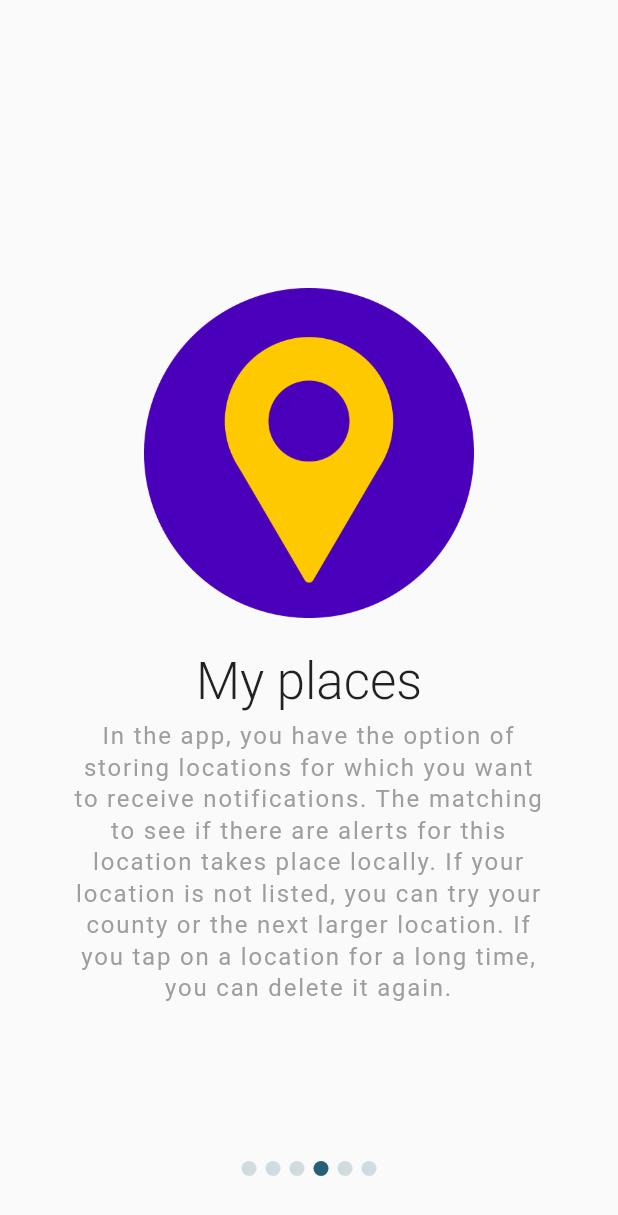
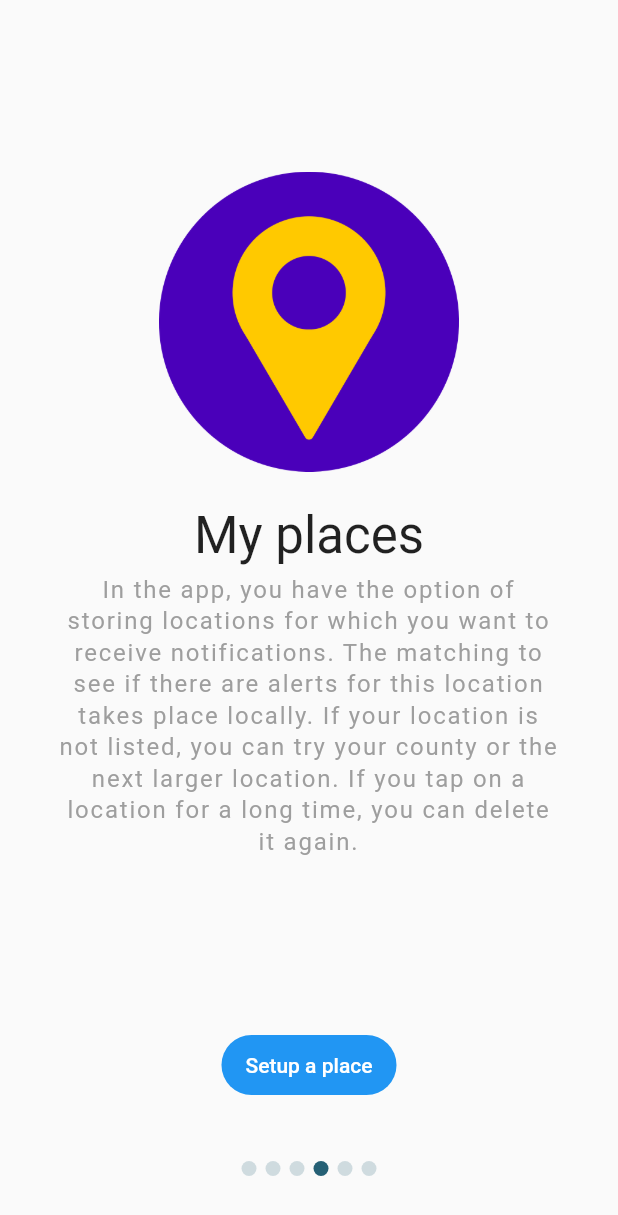
Before and after one commit to nucleus-ffm/foss_warn, a Flutter app: the screen it shows after launch, swiped to page 4, on a phone screen of 412 x 824 dp. Shown: the top 1215 px of the screen. Run offline on Flutter 3.47's test engine with Material 2 defaults, Android fonts, the phone set to English and light mode, and no system bars; our stand-ins replace flutter_local_notifications, rxdart, share_plus, shared_preferences; missing offline and left inert: android_alarm_manager_plus, app_settings, shared_preferences_android; generated files the repository leaves out were written again.

Commit message:
Some work for adding place in intro

```diff
--- a/lib/services/welcomeScreenItems.dart
+++ b/lib/services/welcomeScreenItems.dart
@@ -14,37 +14,38 @@ class WelcomeScreenItem {
   final String? action;
 }
 
-List<WelcomeScreenItem> getWelcomeScreenItems(BuildContext context)  {
-  return
- List.unmodifiable([
+List<WelcomeScreenItem> getWelcomeScreenItems(BuildContext context) {
+  return List.unmodifiable([
     WelcomeScreenItem(
         title: AppLocalizations.of(context).welcome_view_foss_warn_headline,
-      description:
-      AppLocalizations.of(context).welcome_view_foss_warn_text,
+        description: AppLocalizations.of(context).welcome_view_foss_warn_text,
         imagePath: "assets/app_icon.png"),
     WelcomeScreenItem(
         title: AppLocalizations.of(context).welcome_view_important_headline,
-      description:
-      AppLocalizations.of(context).welcome_view_important_text,
+        description: AppLocalizations.of(context).welcome_view_important_text,
         imagePath: "assets/paragraph.png",
         action: "disclaimer"),
     WelcomeScreenItem(
-      title: AppLocalizations.of(context).welcome_view_battery_optimisation_headline,
-      description: AppLocalizations.of(context).welcome_view_battery_optimisation_text,
+        title: AppLocalizations.of(context)
+            .welcome_view_battery_optimisation_headline,
+        description:
+            AppLocalizations.of(context).welcome_view_battery_optimisation_text,
         imagePath: "assets/battery.png",
         action: "batteryOptimization"),
     WelcomeScreenItem(
         title: AppLocalizations.of(context).welcome_view_my_places_headline,
         description: AppLocalizations.of(context).welcome_view_my_places_text,
-      imagePath: "assets/location.png"),
+        imagePath: "assets/location.png",
+        action: "setup"),
     WelcomeScreenItem(
         title: AppLocalizations.of(context).welcome_view_warning_steps_headline,
-      description: AppLocalizations.of(context).welcome_view_warning_steps_text,
+        description:
+            AppLocalizations.of(context).welcome_view_warning_steps_text,
         imagePath: "assets/steps.png"),
     WelcomeScreenItem(
         title: AppLocalizations.of(context).welcome_view_lets_go_headline,
-      description:
-      AppLocalizations.of(context).welcome_view_lets_go_text,
-      imagePath: "assets/check.png")
+        description: AppLocalizations.of(context).welcome_view_lets_go_text,
+        imagePath: "assets/check.png",
+        action: "end")
   ]);
 }
--- a/lib/views/WelcomeView.dart
+++ b/lib/views/WelcomeView.dart
@@ -7,6 +7,7 @@ import 'SettingsView.dart';
 import '../services/saveAndLoadSharedPreferences.dart';
 import '../widgets/dialogs/DisclaimerDialog.dart';
 import '../widgets/dialogs/privacyDialog.dart';
+import 'addMyPlaceView.dart';
 
 class WelcomeView extends StatefulWidget {
   const WelcomeView({Key? key}) : super(key: key);
@@ -16,8 +17,6 @@ class WelcomeView extends StatefulWidget {
 }
 
 class _WelcomeViewState extends State<WelcomeView> with WidgetsBindingObserver {
-  double _currentPage = 0.0;
-  final _pageViewController = new PageController();
   final _platform = const MethodChannel("flutter.native/helper");
   late Future<bool> _batteryOptimizationFuture;
   List<WelcomeScreenItem>? _welcomeScreenItems;
@@ -47,16 +46,9 @@ class _WelcomeViewState extends State<WelcomeView> with WidgetsBindingObserver {
 
   @override
   Widget build(BuildContext context) {
-    _pageViewController.addListener(() {
-      setState(() {
-        _currentPage = _pageViewController.page!;
-      });
-    });
-
-    if(_welcomeScreenItems == null) {
+    if (_welcomeScreenItems == null) {
       _welcomeScreenItems = getWelcomeScreenItems(context);
     }
-    final isLastSlide = _currentPage == _welcomeScreenItems!.length - 1;
 
     return Scaffold(
       body: Container(
@@ -64,79 +56,46 @@ class _WelcomeViewState extends State<WelcomeView> with WidgetsBindingObserver {
           children: [
             PageView.builder(
               scrollDirection: Axis.horizontal,
-              controller: _pageViewController,
               itemCount: _welcomeScreenItems!.length,
-              itemBuilder: (BuildContext context, int index) =>
-                  _buildSlide(index),
-            ),
-            Align(
-                alignment: Alignment.bottomCenter,
-                child: Container(
-                  margin: EdgeInsets.only(top: 70.0),
+              itemBuilder: (BuildContext context, int index) {
+                final WelcomeScreenItem item = _welcomeScreenItems![index];
+                final isLastSlide = index == _welcomeScreenItems!.length - 1;
+
+                return Column(
+                  mainAxisAlignment: MainAxisAlignment.center,
+                  children: [
+                    Expanded(child: _buildSlide(item)),
+                    _buildActionButtons(context, item.action),
+                    isLastSlide
+                        ? SizedBox(height: 90)
+                        : Container(
                             padding: EdgeInsets.symmetric(vertical: 40.0),
-                  child: isLastSlide
-                      ? TextButton(
-                          onPressed: () {
-                            setState(() {
-                              showWelcomeScreen = false;
-                            });
-                            saveSettings();
-
-                            Navigator.pushReplacement(
-                              context,
-                              MaterialPageRoute(
-                                builder: (BuildContext context) =>
-                                    HomeView(),
-                              ),
+                            child: _buildStepsIndicator(index))
+                  ],
                 );
               },
-                          child: Text(
-                            AppLocalizations.of(context).welcome_view_end_button,
-                            style: TextStyle(color: Colors.white),
-                          ),
-                          style: TextButton.styleFrom(
-                              backgroundColor: Colors.blue))
-                      : _buildStepsIndicator(),
-                ))
+            )
           ],
         ),
       ),
     );
   }
 
-  Widget _buildSlide(int index) {
-    WelcomeScreenItem item = _welcomeScreenItems![index];
-
+  Widget _buildSlide(WelcomeScreenItem item) {
     return Container(
         padding: EdgeInsets.symmetric(horizontal: 18.0),
         child: Column(
-          mainAxisSize: MainAxisSize.min,
+          mainAxisAlignment: MainAxisAlignment.center,
           children: [
-            Flexible(
-              flex: 1,
-              fit: FlexFit.tight,
-              child: Image.asset(
-                item.imagePath,
-                fit: BoxFit.fitWidth,
-                width: 220.0,
-                height: 200.0,
-                alignment: Alignment.bottomCenter,
-              ),
-            ),
-            Flexible(
-              flex: 1,
-              fit: FlexFit.tight,
-              child: Padding(
-                padding: EdgeInsets.symmetric(horizontal: 30.0),
-                child: SingleChildScrollView(
+            Image.asset(item.imagePath, width: 220.0, height: 200.0),
+            Padding(
+              padding: EdgeInsets.symmetric(horizontal: 20.0),
               child: Column(
                 children: [
                   Text(item.title,
-                          style: TextStyle(
-                              fontSize: 34.0,
-                              fontWeight: FontWeight.w300,
-                              height: 2.0)),
-                      Text(
+                      style: TextStyle(fontSize: 34.0, height: 2.0)),
+                  SingleChildScrollView(
+                    child: Text(
                       item.description,
                       style: TextStyle(
                           color: Colors.grey,
@@ -145,20 +104,15 @@ class _WelcomeViewState extends State<WelcomeView> with WidgetsBindingObserver {
                           height: 1.3),
                       textAlign: TextAlign.center,
                     ),
-                      SizedBox(
-                        height: 30,
-                      ),
-                      _buildActionButtons(item.action)
+                  )
                 ],
-                  ),
-                ),
               ),
             )
           ],
         ));
   }
 
-  Widget _buildActionButtons(String? action) {
+  Widget _buildActionButtons(BuildContext context, String? action) {
     switch (action) {
       case "batteryOptimization":
         return Row(
@@ -170,32 +124,21 @@ class _WelcomeViewState extends State<WelcomeView> with WidgetsBindingObserver {
                   if (snapshot.connectionState == ConnectionState.done) {
                     if (snapshot.hasData) {
                       final bool batteryOptimizationEnabled = snapshot.data!;
-                      return batteryOptimizationEnabled
-                          ? TextButton(
-                              onPressed: () =>
-                                  _showIgnoreBatteryOptimizationDialog(),
-                              child: Text(
-                                AppLocalizations.of(context).welcome_view_battery_optimisation_action,
+                      return FilledButton.icon(
+                        onPressed: batteryOptimizationEnabled
+                            ? () => _showIgnoreBatteryOptimizationDialog()
+                            : null,
+                        label: Text(
+                          batteryOptimizationEnabled
+                              ? AppLocalizations.of(context)
+                                  .welcome_view_battery_optimisation_action
+                              : AppLocalizations.of(context)
+                                  .welcome_view_battery_optimisation_action_success,
                           style: TextStyle(color: Colors.white),
                         ),
-                              style: TextButton.styleFrom(
-                                  backgroundColor: Colors.blue),
-                            )
-                          : Column(
-                              children: [
-                                Icon(
-                                  Icons.check,
-                                  size: 56,
-                                  color: Colors.green,
-                                ),
-                                Text(AppLocalizations.of(context).welcome_view_battery_optimisation_action_success,
-                                style:  TextStyle(
-                                    color: Colors.grey,
-                                    letterSpacing: 1.2,
-                                    fontSize: 16.0,
-                                    height: 1.3),
-                                )
-                              ],
+                        icon: batteryOptimizationEnabled
+                            ? Icon(Icons.battery_saver)
+                            : Icon(Icons.check),
                       );
                     } else {
                       print(
@@ -207,10 +150,28 @@ class _WelcomeViewState extends State<WelcomeView> with WidgetsBindingObserver {
                 })
           ],
         );
+      case "setup":
+        return Row(
+          mainAxisAlignment: MainAxisAlignment.center,
+          children: [
+            FilledButton(
+              onPressed: () => {
+                Navigator.push(
+                  context,
+                  MaterialPageRoute(builder: (context) => AddMyPlaceView()),
+                )
+              },
+              child: Text(
+                "Setup a place",
+                style: TextStyle(color: Colors.white),
+              ),
+            )
+          ],
+        );
       case "disclaimer":
         return Column(
           children: [
-            TextButton(
+            FilledButton(
               onPressed: () {
                 showDialog(
                   context: navigatorKey.currentContext!,
@@ -221,9 +182,8 @@ class _WelcomeViewState extends State<WelcomeView> with WidgetsBindingObserver {
                 AppLocalizations.of(context).about_disclaimer,
                 style: TextStyle(color: Colors.white),
               ),
-              style: TextButton.styleFrom(backgroundColor: Colors.blue),
             ),
-            TextButton(
+            FilledButton(
                 onPressed: () {
                   showDialog(
                     context: navigatorKey.currentContext!,
@@ -233,17 +193,34 @@ class _WelcomeViewState extends State<WelcomeView> with WidgetsBindingObserver {
                 child: Text(
                   AppLocalizations.of(context).about_privacy,
                   style: TextStyle(color: Colors.white),
-              ),
-              style: TextButton.styleFrom(backgroundColor: Colors.blue),
-            ),
+                )),
           ],
         );
+      case "end":
+        return FilledButton(
+            onPressed: () {
+              setState(() {
+                showWelcomeScreen = false;
+              });
+              saveSettings();
+
+              Navigator.pushReplacement(
+                context,
+                MaterialPageRoute(
+                  builder: (BuildContext context) => HomeView(),
+                ),
+              );
+            },
+            child: Text(
+              AppLocalizations.of(context).welcome_view_end_button,
+              style: TextStyle(color: Colors.white),
+            ));
       default:
-        return SizedBox(height: 50);
+        return SizedBox(height: 80);
     }
   }
 
-  Widget _buildStepsIndicator() {
+  Widget _buildStepsIndicator(int currentPage) {
     return Row(
       mainAxisAlignment: MainAxisAlignment.center,
       children: List.generate(
@@ -253,7 +230,7 @@ class _WelcomeViewState extends State<WelcomeView> with WidgetsBindingObserver {
                 height: 10.0,
                 width: 10.0,
                 decoration: BoxDecoration(
-                    color: _currentPage.round() == index
+                    color: currentPage.round() == index
                         ? Color(0XFF256075)
                         : Color(0XFF256075).withOpacity(0.2),
                     borderRadius: BorderRadius.circular(10.0)),
--- a/lib/views/addMyPlaceView.dart
+++ b/lib/views/addMyPlaceView.dart
@@ -54,10 +54,7 @@ class _AddMyPlaceViewState extends State<AddMyPlaceView> {
                 newPlaceName = text;
                 text = text.toLowerCase();
                 setState(() {
-                  allPlacesToShow = allAvailablePlacesNames.where((place) {
-                    var search = place.toLowerCase();
-                    return search.contains(text);
-                  }).toList();
+                  allPlacesToShow = allAvailablePlacesNames.where((place) => place.toLowerCase().contains(text)).toList();
                 });
               },
             ),
```
Lines whose indentation alone changed are shown as unchanged.
